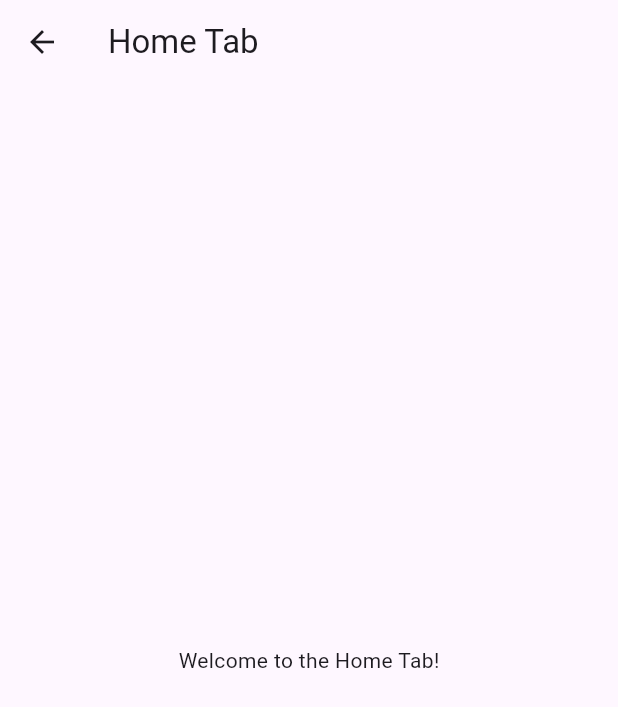
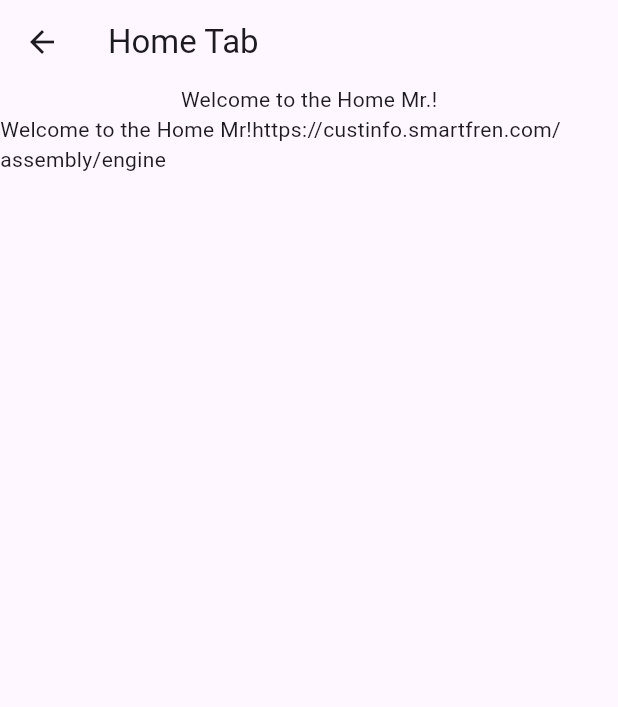
Before and after one commit to blastering66/mysf_flutter, a Flutter app: the HomeTabScreen screen opened directly, on a phone screen of 412 x 824 dp. Shown: the top 707 px of the screen. Run offline on Flutter 3.47's test engine with Material 3 defaults, Android fonts, the phone set to English and light mode, and no system bars; our stand-ins replace flutter_dotenv, shared_preferences; accounts and stored records are empty.

Commit message:
multi provider and hometab viewmodel and env setup

```diff
--- a/lib/core/services/auth_services.dart
+++ b/lib/core/services/auth_services.dart
@@ -23,14 +23,14 @@ class AuthService {
     );
 
     if (responseLogin.statusCode == 200) {
-      final data = json.decode(responseLogin.body);
-      final response = ApiResponse.fromJson(data);
+      final body = json.decode(responseLogin.body);
+      final response = ApiResponse.fromJson(body);
       if (response.status == 0) {
         // String sessionId =  data['data']['result']['session_id'] ?? '';
         // String refreshToken =  data['data']['result']['refresh_token'] ?? '';
         return response.user; // Assuming the API returns a session_id
       } else {
-        throw Exception('Login failed: ${data['message']}');
+        throw Exception('Login failed: ${response.message}');
       }
     } else {
       throw Exception('Failed to login ABC');
--- a/lib/core/services/endpoints.dart
+++ b/lib/core/services/endpoints.dart
@@ -2,6 +2,7 @@ enum Endpoint {
   refreshToken("/refreshtoken"),
   login("/signin/email"),
   profile("/profile"),
+  getSubinfoDetail("/getSubinfoDetailRev"),
   register("/register"),
   products("/products");
 
--- /dev/null
+++ b/lib/core/services/user_services.dart
@@ -0,0 +1,10 @@
+import 'package:flutter_dotenv/flutter_dotenv.dart';
+
+final custinfoUrl = dotenv.env['CUSTINFO'];
+
+class UserServices {
+  static Future<String?> getCustInfo() async {
+    String url_ = custinfoUrl ?? 'aaa';
+    return url_;
+  }
+}
--- a/lib/core/types/api_response.dart
+++ b/lib/core/types/api_response.dart
@@ -3,12 +3,12 @@ import 'package:mysff_flutter/core/types/user.dart';
 class ApiResponse {
   final int status;
   final String message;
-  final User user;
+  final User? user;
 
   ApiResponse({
     required this.status,
     required this.message,
-    required this.user,
+    this.user,
   });
 
   factory ApiResponse.fromJson(Map<String, dynamic> json) {
--- a/lib/screens/Home/hometabscreen.dart
+++ b/lib/screens/Home/hometabscreen.dart
@@ -1,4 +1,7 @@
 import 'package:flutter/material.dart';
+import 'package:mysff_flutter/screens/Home/viewmodel/homeviewmodel.dart';
+import 'package:provider/provider.dart';
+import 'package:mysff_flutter/screens/Home/viewmodel/user_viewmodel.dart';
 
 class HomeTabScreen extends StatefulWidget {
   const HomeTabScreen({Key? key}) : super(key: key);
@@ -10,14 +13,40 @@ class HomeTabScreen extends StatefulWidget {
 }
 
 class _HomeTabState extends State<HomeTabScreen> {
+  final homeVM = HomeScreenViewModel(UserViewModel());
+  String urlCust = 'loading...';
+
+  Future<void> fetchCustInfo() async {
+    final cust = await homeVM.getCustInfo();
+    setState(() {
+      urlCust = cust;
+    });
+  }
+
+  @override
+  void initState() {
+    // TODO: implement initState
+    super.initState();
+    fetchCustInfo();
+  }
+
   @override
   Widget build(BuildContext context) {
+    final userViewModel = context.watch<UserViewModel>();
+    // final homeViewModel = context.watch<HomeScreenViewModel>();
     return Scaffold(
       appBar: AppBar(
         title: Text('Home Tab'),
       ),
-      body: Center(
-        child: Text('Welcome to the Home Tab!'),
+      body: Column(
+        children:
+       [ Center(
+        child: Text('Welcome to the Home Mr.${userViewModel.getCurrentUser?.mdn}!'),
+      ),Center(
+        child: Text('Welcome to the Home Mr!${urlCust}'),
+      )]
+
+
       ),
     );
   }
--- a/lib/screens/Home/viewmodel/homeviewmodel.dart
+++ b/lib/screens/Home/viewmodel/homeviewmodel.dart
@@ -1,5 +1,18 @@
 import 'package:flutter/material.dart';
+import 'package:mysff_flutter/core/services/user_services.dart';
+import 'package:mysff_flutter/core/types/user.dart';
+import 'package:mysff_flutter/screens/Home/viewmodel/user_viewmodel.dart';
 
-class HomeScreenViewModel {
+class HomeScreenViewModel extends ChangeNotifier {
+  // Add your properties and methods here
+  final UserViewModel userViewModel;
 
+  HomeScreenViewModel(this.userViewModel);
+
+  Future<String> getCustInfo() async {
+    // Example method to load user data
+    String? custUrl = await UserServices.getCustInfo();
+    notifyListeners();
+    return custUrl ?? '';
+  }
 }
--- /dev/null
+++ b/lib/screens/Home/viewmodel/user_viewmodel.dart
@@ -0,0 +1,20 @@
+import 'package:flutter/foundation.dart';
+import 'package:mysff_flutter/core/types/user.dart';
+
+class UserViewModel extends ChangeNotifier {
+  User? _currentUser;
+
+  User? get getCurrentUser => _currentUser;
+
+  bool get hasUser => _currentUser != null;
+
+  void setCurrentUser(User user) {
+    _currentUser = user;
+    notifyListeners();
+  }
+
+  void clearUser() {
+    _currentUser = null;
+    notifyListeners();
+  }
+}
--- a/pubspec.yaml
+++ b/pubspec.yaml
@@ -39,6 +39,7 @@ dependencies:
   shared_preferences: ^2.5.3
   flutter_svg: ^2.2.0
   lottie: ^3.3.1
+  flutter_dotenv: ^5.1.0
 
 dev_dependencies:
   flutter_test:
@@ -66,6 +67,7 @@ flutter:
   assets:
     - assets/images/
     - assets/logo/
+    - .env
 
   # An image asset can refer to one or more resolution-specific "variants", see
   # https://flutter.dev/to/resolution-aware-images
```
Also changed, not shown: lib/main.dart (+10 -4 lines), lib/screens/Auth/viewmodel/authViewModel.dart (+7 -3 lines), pubspec.lock, 1 other file.
